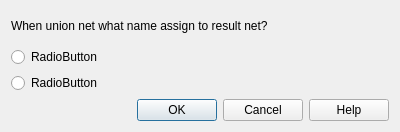
The window that src/windows/SdDNetUnion.ui (usiksan/SaliCAD) describes before a commit, drawn with Qt 5.
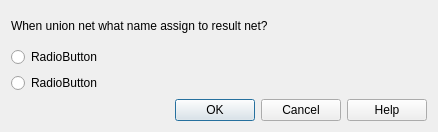
The same window after the commit.

Diff of the .ui file:
```diff
--- a/src/windows/SdDNetUnion.ui
+++ b/src/windows/SdDNetUnion.ui
@@ -9,7 +9,7 @@
    <rect>
     <x>0</x>
     <y>0</y>
-    <width>400</width>
+    <width>438</width>
     <height>132</height>
    </rect>
   </property>
```
Left out of the diff: 2 changed lines with no effect on the pictures.
